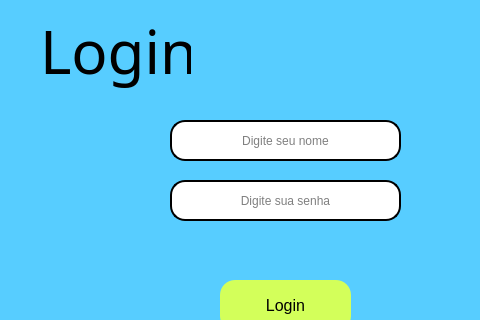
Qt form tela_login.ui (ImpactPark/Cadastro_Produtos) before a commit; both pictures show x 270 to 750 and y 0 to 320 of the 750 by 486 pixel window.
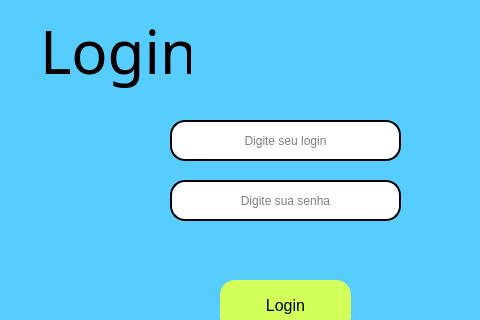
The same form after that commit. Icons and pictures are not drawn.

```diff
--- a/tela_login.ui
+++ b/tela_login.ui
@@ -57,7 +57,7 @@
      <bool>false</bool>
     </property>
     <property name="placeholderText">
-     <string>Digite seu nome</string>
+     <string>Digite seu login</string>
     </property>
     <property name="clearButtonEnabled">
      <bool>true</bool>
```
